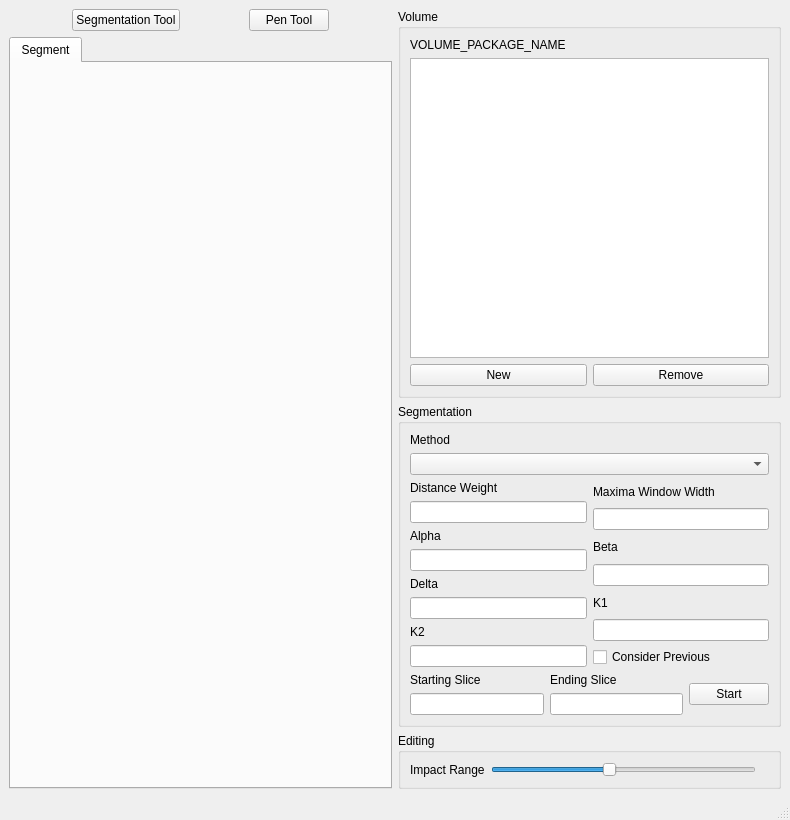
First picture: the form in volume-cartographer/apps/VC/VCMain.ui, repository SuperOptimizer/villa, before the edit.
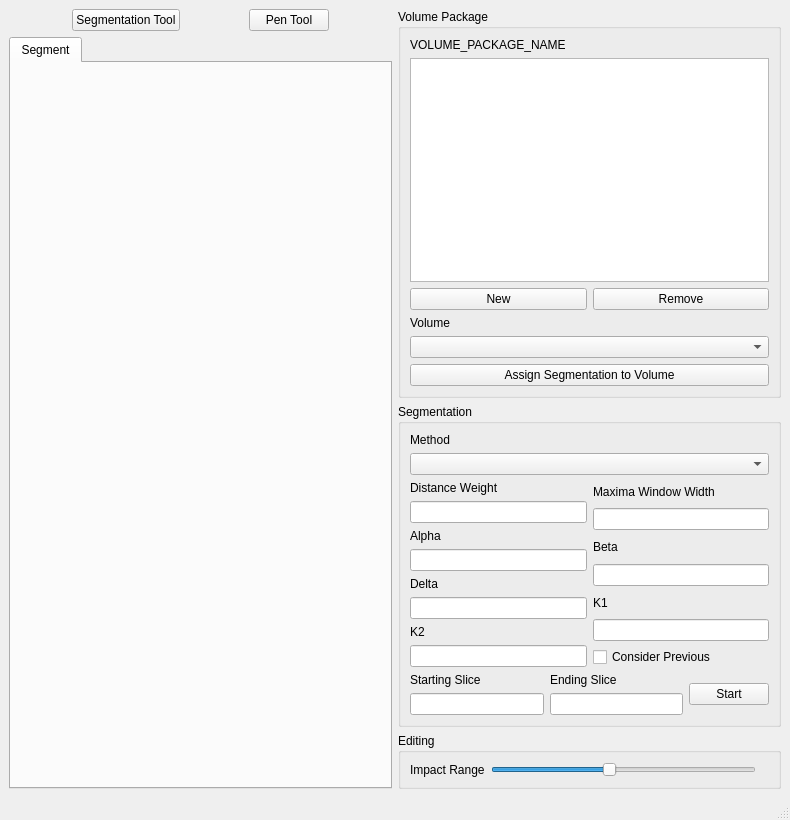
Second picture: the form after the edit.

Commit message: (Segmentation) Add associated Volume metadata methods (VC.app) Add support for associated Volume assignment/retrieval

Diff of the .ui file:
```diff
--- a/volume-cartographer/apps/VC/VCMain.ui
+++ b/volume-cartographer/apps/VC/VCMain.ui
@@ -106,7 +106,7 @@
          </size>
         </property>
         <property name="title">
-         <string>Volume</string>
+         <string>Volume Package</string>
         </property>
         <layout class="QVBoxLayout" name="verticalLayout_3">
          <item>
@@ -158,6 +158,24 @@
            </item>
           </layout>
          </item>
+         <item>
+          <widget class="QLabel" name="label_5">
+           <property name="text">
+            <string>Volume</string>
+           </property>
+          </widget>
+         </item>
+         <item>
+            <widget class="QComboBox" name="volSelect">
+            </widget>
+         </item>
+         <item>
+          <widget class="QPushButton" name="assignVol">
+           <property name="text">
+            <string>Assign Segmentation to Volume</string>
+           </property>
+          </widget>
+         </item>
         </layout>
        </widget>
       </item>
```
The commit also changes 10 other files.
